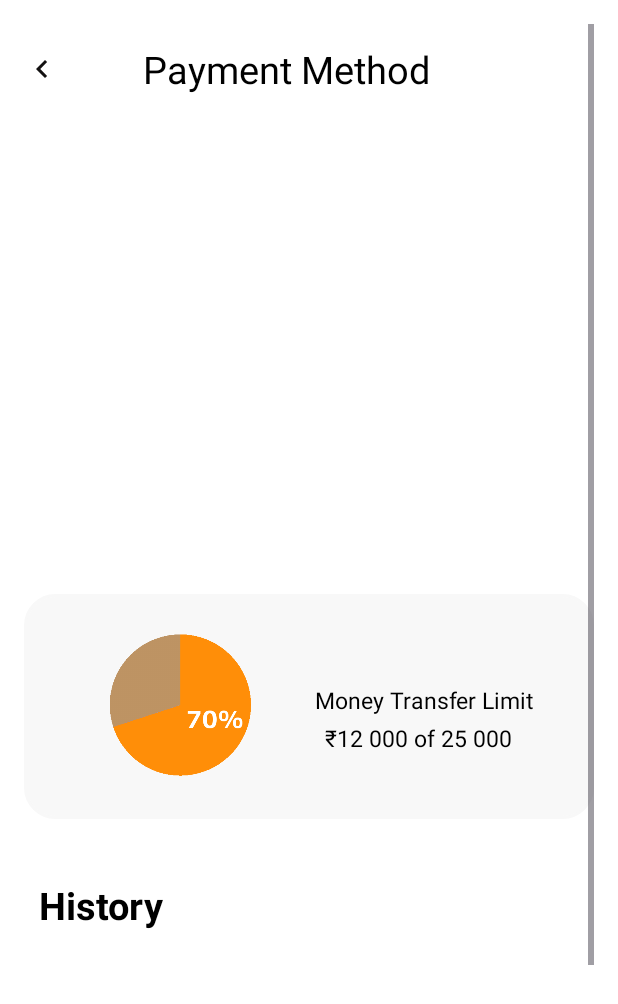
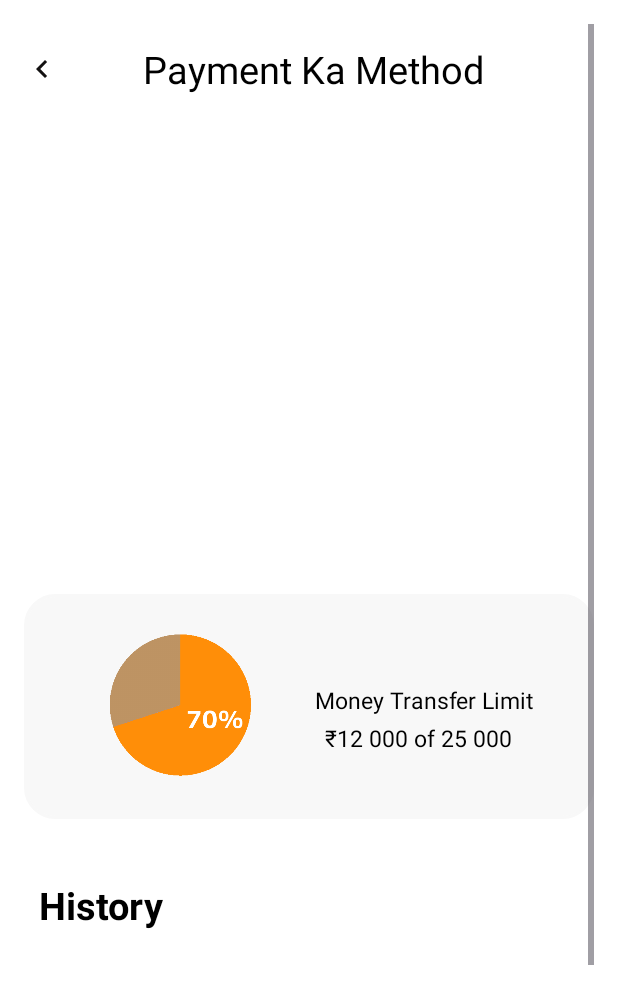
Before and after one commit to jainsakshamsane/TravelApp, an Android app: the PaymentMethodActivity screen opened directly, with no data from a screen before it, on a phone screen of 412 x 824 dp. Shown: the top 1004 px of the screen. Run offline under Robolectric (Android 15) with nearby library versions, the phone set to English and light mode, and no system bars; our stand-ins replace Firebase (no records; nobody signed in at launch, a user with empty details on screens opened directly), Picasso.

Commit message:
payment design updated

```diff
--- a/app/src/main/java/com/travelapp/Adapters/DebitCardsAdapter.java
+++ b/app/src/main/java/com/travelapp/Adapters/DebitCardsAdapter.java
@@ -24,7 +24,7 @@ import java.util.List;
 
 public class DebitCardsAdapter extends RecyclerView.Adapter<DebitCardsAdapter.ViewHolder> {
 
-    private List<CardModel> cardList;
+    private List<CardModel> cardList;             //actual change kuch nhi hua hai
     private Context context;
 
     public DebitCardsAdapter(List<CardModel> cardList, Context context) {
--- a/app/src/main/java/com/travelapp/PaymentMethodActivity.java
+++ b/app/src/main/java/com/travelapp/PaymentMethodActivity.java
@@ -35,7 +35,7 @@ public class PaymentMethodActivity extends AppCompatActivity {
 
     RecyclerView recyclerView, recyclerView12;
     LinearLayout linear01, linear5;
-    ImageView back;
+    ImageView back;                    //ismein change nhi hua hai, ye ek change hai
     DebitCardsAdapter adapter; // Declare the adapter as a field
     // Declare an ArrayList to store user names
     List<CardModel> cardList = new ArrayList<>();
--- a/app/src/main/res/layout/paymentmethod_activity.xml
+++ b/app/src/main/res/layout/paymentmethod_activity.xml
@@ -29,7 +29,7 @@
             <TextView
                 android:layout_width="wrap_content"
                 android:layout_height="60dp"
-                android:text="Payment Method"
+                android:text="Payment Ka Method"
                 android:layout_marginLeft="55dp"
                 android:textColor="@color/black"
                 android:gravity="center"
```
